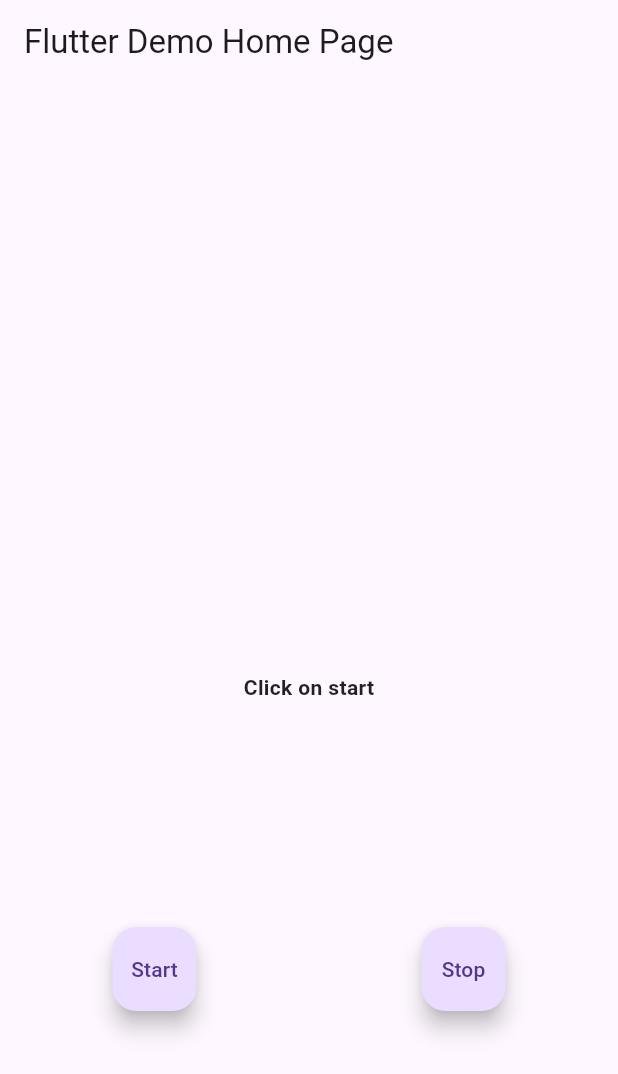
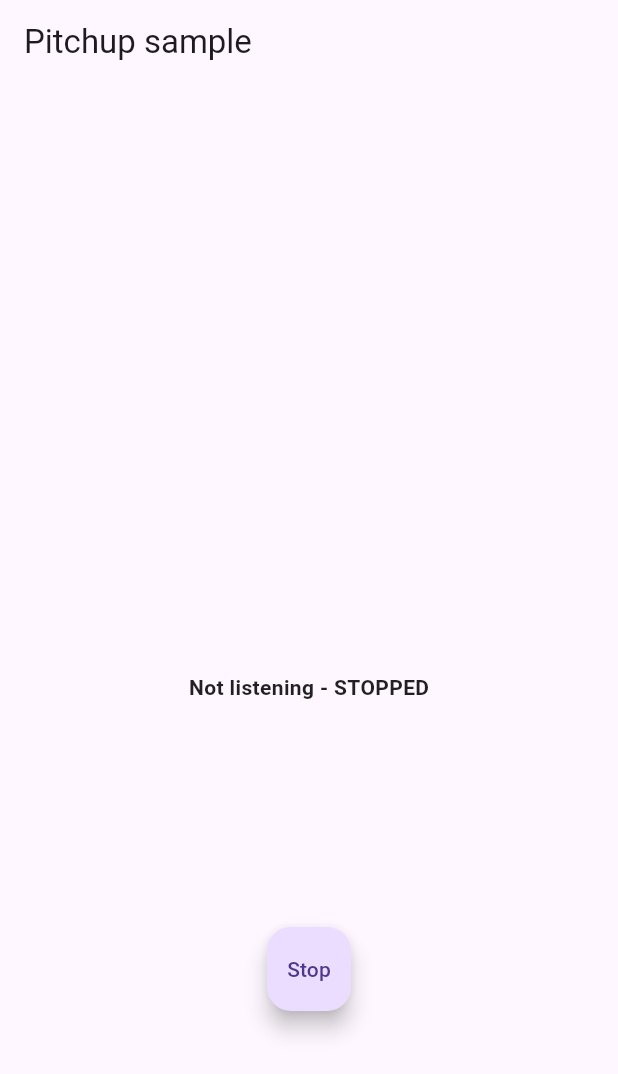
Before and after one commit to techpotatoes/pitchup_flutter_sample, a Flutter app: the screen it shows after launch, after a tap on "Stop", on a phone screen of 412 x 824 dp. Shown: the top 1074 px of the screen. Run offline on Flutter 3.47's test engine with Material 3 defaults, Android fonts, the phone set to English and light mode, and no system bars; our stand-ins replace flutter_bloc; missing offline and left inert: flutter_audio_capture, pitch_detector_dart, pitchupdart.

Commit message:
Refresh sample app

```diff
--- /dev/null
+++ b/devtools_options.yaml
@@ -0,0 +1 @@
+extensions:
--- /dev/null
+++ b/lib/home/home_screen.dart
@@ -0,0 +1,56 @@
+import 'package:flutter/material.dart';
+import 'package:flutter_bloc/flutter_bloc.dart';
+import 'package:pitchupfluttersample/home/pitch_cubit.dart';
+
+class HomeScreen extends StatelessWidget {
+  const HomeScreen({super.key});
+
+  @override
+  Widget build(BuildContext context) {
+    final pitchCubitState = context.watch<PitchCubit>().state;
+    final pitchCubit = context.read<PitchCubit>();
+
+    return Scaffold(
+      appBar: AppBar(
+        title: const Text("Pitchup sample"),
+      ),
+      body: Center(
+        child: Column(children: [
+          Center(
+              child: Text(
+            pitchCubitState.note,
+            style: const TextStyle(
+                color: Colors.black87,
+                fontSize: 25.0,
+                fontWeight: FontWeight.bold),
+          )),
+          const Spacer(),
+          Center(
+              child: Text(
+            pitchCubitState.status,
+            style: const TextStyle(
+                color: Colors.black87,
+                fontSize: 14.0,
+                fontWeight: FontWeight.bold),
+          )),
+          Expanded(
+            child: Row(
+              children: [
+                Expanded(
+                  child: Center(
+                    child: FloatingActionButton(
+                        onPressed: () {
+                          pitchCubit.stop();
+                        },
+                        child: const Text("Stop")
+                    )
+                  )
+                ),
+              ],
+            )
+          )
+        ]),
+      ),
+    );
+  }
+}
--- /dev/null
+++ b/lib/home/pitch_cubit.dart
@@ -0,0 +1,49 @@
+import 'package:flutter/foundation.dart';
+import 'package:flutter_audio_capture/flutter_audio_capture.dart';
+import 'package:flutter_bloc/flutter_bloc.dart';
+import 'package:pitch_detector_dart/pitch_detector.dart';
+import 'package:pitchupdart/pitch_handler.dart';
+import 'package:pitchupfluttersample/home/tunning_state.dart';
+
+class PitchCubit extends Cubit<TunningState> {
+  final FlutterAudioCapture _audioRecorder;
+  final PitchDetector _pitchDetectorDart;
+  final PitchHandler _pitchupDart;
+
+  PitchCubit(this._audioRecorder, this._pitchDetectorDart, this._pitchupDart):
+   super(TunningState(note: "", status: "Play something")) {
+    _init();
+  }
+
+  _init() {
+    _audioRecorder.start(_listener, onError,
+        sampleRate: 44100, bufferSize: 3000);
+  }
+
+  void stop() {
+    _audioRecorder.stop();
+
+    emit(TunningState(
+      note: "",
+      status: "Not listening - STOPPED",
+    ));
+  }
+
+  void _listener(dynamic obj) {
+    //Gets the audio sample
+    var buffer = Float64List.fromList(obj.cast<double>());
+    final List<double> audioSample = buffer.toList();
+
+    //Uses pitch_detector_dart library to detect a pitch from the audio sample
+    _pitchDetectorDart.getPitch(audioSample).then((detectedPitch) => {
+      if (detectedPitch.pitched) {
+        _pitchupDart.handlePitch(detectedPitch.pitch).then((pitchResult) => {
+          emit(TunningState(
+            note: pitchResult.note,
+            status: pitchResult.tuningStatus.toString(),
+          ))
+        })
+      }
+    });
+  }
+}
--- /dev/null
+++ b/lib/home/tunning_state.dart
@@ -0,0 +1,6 @@
+class TunningState {
+  final String note;
+  final String status;
+
+  TunningState({required this.note, required this.status});
+}
--- a/lib/main.dart
+++ b/lib/main.dart
@@ -1,131 +1,50 @@
-import 'dart:typed_data';
 
 import 'package:flutter/material.dart';
 import 'package:flutter_audio_capture/flutter_audio_capture.dart';
+import 'package:flutter_bloc/flutter_bloc.dart';
 import 'package:pitch_detector_dart/pitch_detector.dart';
 import 'package:pitchupdart/instrument_type.dart';
 import 'package:pitchupdart/pitch_handler.dart';
+import 'package:pitchupfluttersample/home/home_screen.dart';
+import 'package:pitchupfluttersample/home/pitch_cubit.dart';
 
 void main() {
   runApp(const MyApp());
 }
 
 class MyApp extends StatelessWidget {
-  const MyApp({Key? key}) : super(key: key);
+  const MyApp({super.key});
 
   @override
   Widget build(BuildContext context) {
-    return MaterialApp(
-      title: 'Flutter Demo',
-      theme: ThemeData(
-        primarySwatch: Colors.blue,
-      ),
-      home: const MyHomePage(title: 'Flutter Demo Home Page'),
-    );
-  }
-}
-
-class MyHomePage extends StatefulWidget {
-  const MyHomePage({Key? key, required this.title}) : super(key: key);
-
-  final String title;
-
-  @override
-  State<MyHomePage> createState() => _MyHomePageState();
-}
-
-class _MyHomePageState extends State<MyHomePage> {
-  final _audioRecorder = FlutterAudioCapture();
-  final pitchDetectorDart = PitchDetector(44100, 2000);
-  final pitchupDart = PitchHandler(InstrumentType.guitar);
-
-  var note = "";
-  var status = "Click on start";
-
-  Future<void> _startCapture() async {
-    await _audioRecorder.start(listener, onError,
-        sampleRate: 44100, bufferSize: 3000);
-
-    setState(() {
-      note = "";
-      status = "Play something";
-    });
-  }
-
-  Future<void> _stopCapture() async {
-    await _audioRecorder.stop();
-
-    setState(() {
-      note = "";
-      status = "Click on start";
-    });
-  }
-
-  void listener(dynamic obj) {
-    //Gets the audio sample
-    var buffer = Float64List.fromList(obj.cast<double>());
-    final List<double> audioSample = buffer.toList();
-
-    //Uses pitch_detector_dart library to detect a pitch from the audio sample
-    final result = pitchDetectorDart.getPitch(audioSample);
-
-    //If there is a pitch - evaluate it
-    if (result.pitched) {
-      //Uses the pitchupDart library to check a given pitch for a Guitar
-      final handledPitchResult = pitchupDart.handlePitch(result.pitch);
-
-      //Updates the state with the result
-      setState(() {
-        note = handledPitchResult.note;
-        status = handledPitchResult.tuningStatus.toString();
-      });
-    }
-  }
-
-  void onError(Object e) {
-    print(e);
-  }
-
-  @override
-  Widget build(BuildContext context) {
-    return Scaffold(
-      appBar: AppBar(
-        title: Text(widget.title),
-      ),
-      body: Center(
-        child: Column(children: [
-          Center(
-              child: Text(
-            note,
-            style: const TextStyle(
-                color: Colors.black87,
-                fontSize: 25.0,
-                fontWeight: FontWeight.bold),
-          )),
-          const Spacer(),
-          Center(
-              child: Text(
-            status,
-            style: const TextStyle(
-                color: Colors.black87,
-                fontSize: 14.0,
-                fontWeight: FontWeight.bold),
-          )),
-          Expanded(
-              child: Row(
-            children: [
-              Expanded(
-                  child: Center(
-                      child: FloatingActionButton(
-                          onPressed: _startCapture,
-                          child: const Text("Start")))),
-              Expanded(
-                  child: Center(
-                      child: FloatingActionButton(
-                          onPressed: _stopCapture, child: const Text("Stop")))),
-            ],
-          ))
-        ]),
+    return MultiRepositoryProvider(
+      providers: [
+        RepositoryProvider<FlutterAudioCapture>(
+          create: (context) => FlutterAudioCapture(),
+        ),
+        RepositoryProvider<PitchDetector>(
+          create: (context) => PitchDetector(44100, 2000),
+        ),
+        RepositoryProvider<PitchHandler>(
+          create: (context) => PitchHandler(InstrumentType.guitar),
+        ),
+      ],
+      child: MultiBlocProvider(
+          providers: [
+            BlocProvider<PitchCubit>(
+              create: (context) => PitchCubit(
+                context.read<FlutterAudioCapture>(),
+                context.read<PitchDetector>(),
+                context.read<PitchHandler>(),
+              ),
+            ),
+          ],
+          child: MaterialApp(
+            theme: ThemeData(
+              primarySwatch: Colors.blue,
+            ),
+            home: const HomeScreen(),
+          )
       ),
     );
   }
```
Also changed, not shown: pubspec.yaml (+7 -6 lines), pubspec.lock, 5 other files.
